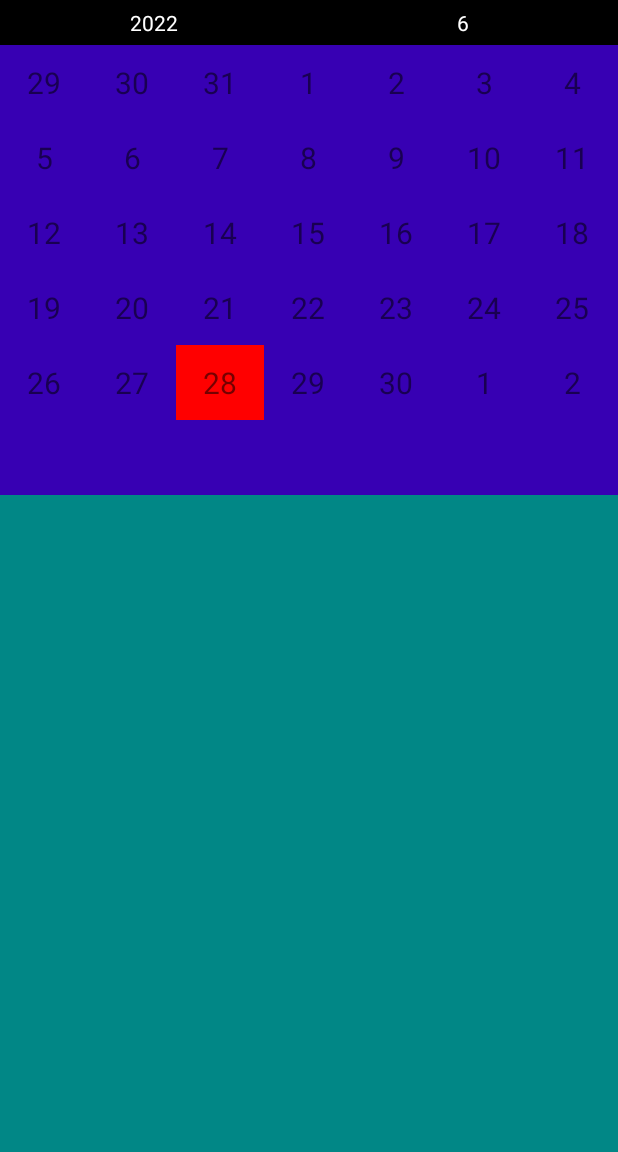
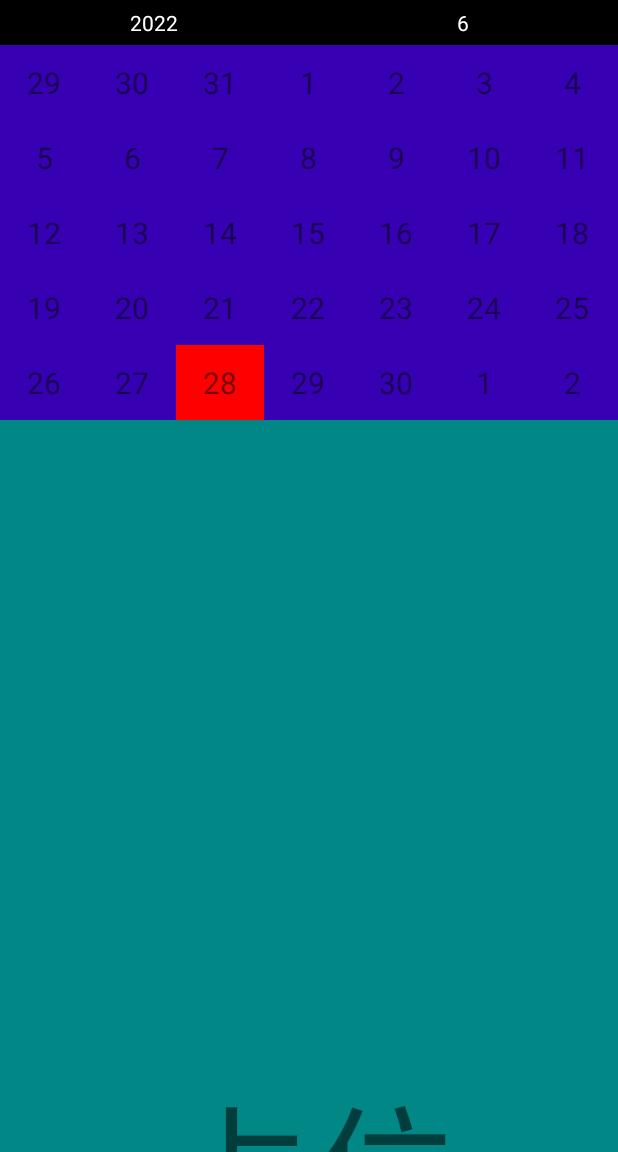
Before and after one commit to metatronQ/CalendarProject, an Android app: the screen it shows after launch (MainActivity), on a phone screen of 412 x 824 dp, the part 84-1236 px from its top. Run offline under Robolectric (Android 15) with nearby library versions, the phone set to English and light mode, and no system bars.

Commit message:
fix: gridview自适应item高度，item固定高

```diff
--- a/app/src/main/java/com/chenfu/calendaractivity/view/MyGridView.kt
+++ b/app/src/main/java/com/chenfu/calendaractivity/view/MyGridView.kt
@@ -18,6 +18,16 @@ class MyGridView(context: Context?, attrs: AttributeSet?, defStyleAttr: Int, def
     )
 
     val TAG = "MyGridView"
+
+    override fun onMeasure(widthMeasureSpec: Int, heightMeasureSpec: Int) {
+        // TODO: 设置gridview高度自适应item总高
+        var heightSpec = heightMeasureSpec
+        if (layoutParams.height == LayoutParams.WRAP_CONTENT) {
+            // makeMeasureSpec方法组合测量值和测量模式，AT_MOST规定包容item，size指定最大值，组合起来即测量时最大限度的包容item高度
+            heightSpec = MeasureSpec.makeMeasureSpec(Int.MAX_VALUE shr 2, MeasureSpec.AT_MOST)
+        }
+        super.onMeasure(widthMeasureSpec, heightSpec)
+    }
 
     var startY = 0
     var startX = 0
--- a/app/src/main/res/layout/item_month_week.xml
+++ b/app/src/main/res/layout/item_month_week.xml
@@ -9,14 +9,14 @@
     <com.chenfu.calendaractivity.view.MyGridView
         android:id="@+id/month_grid"
         android:layout_width="match_parent"
-        android:layout_height="300dp"
+        android:layout_height="wrap_content"
         android:background="@color/purple_700"
         android:numColumns="7" />
 
     <com.chenfu.calendaractivity.view.MyGridView
         android:id="@+id/week_grid"
         android:layout_width="match_parent"
-        android:layout_height="50dp"
+        android:layout_height="wrap_content"
         android:numColumns="7"
         android:background="@color/purple_700"
         tools:background="@color/black"
```
